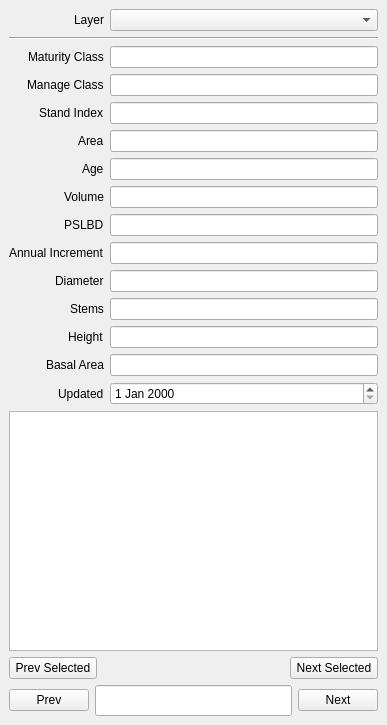
Above: stand_browser_dockwidget_base.ui from homann/stand-browser before the change. Below: the same form after it.
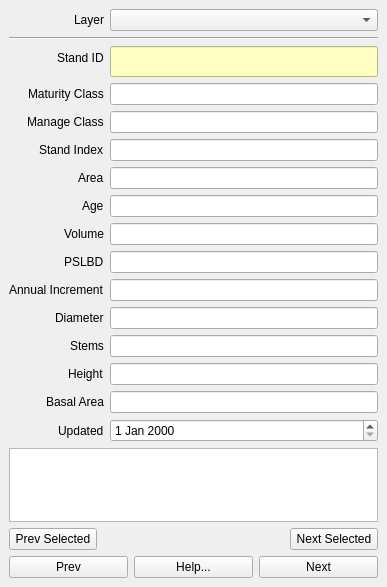
That is the form after the change.

Commit message: Updated GUI and added Help button

Patch:
```diff
--- a/stand_browser_dockwidget_base.ui
+++ b/stand_browser_dockwidget_base.ui
@@ -7,7 +7,7 @@
     <x>0</x>
     <y>0</y>
     <width>387</width>
-    <height>725</height>
+    <height>587</height>
    </rect>
   </property>
   <widget class="QWidget" name="dockWidgetContents">
@@ -27,85 +27,105 @@
       <property name="labelAlignment">
        <set>Qt::AlignRight|Qt::AlignTrailing|Qt::AlignVCenter</set>
       </property>
-      <item row="3" column="0">
+      <item row="4" column="0">
        <widget class="QLabel" name="lblMaturity">
         <property name="text">
          <string>Maturity Class</string>
         </property>
        </widget>
       </item>
-      <item row="3" column="1">
+      <item row="4" column="1">
        <widget class="QLineEdit" name="leMaturity">
         <property name="readOnly">
          <bool>true</bool>
         </property>
        </widget>
       </item>
-      <item row="4" column="0">
+      <item row="5" column="0">
        <widget class="QLabel" name="lblManage">
         <property name="text">
          <string>Manage Class</string>
         </property>
        </widget>
       </item>
-      <item row="4" column="1">
-       <widget class="QLineEdit" name="leManage"/>
-      </item>
-      <item row="5" column="0">
-       <widget class="QLabel" name="lblSi">
-        <property name="text">
-         <string>Stand Index</string>
-        </property>
-       </widget>
-      </item>
       <item row="5" column="1">
-       <widget class="QLineEdit" name="leSi"/>
+       <widget class="QLineEdit" name="leManage">
+        <property name="readOnly">
+         <bool>true</bool>
+        </property>
+       </widget>
       </item>
       <item row="6" column="0">
+       <widget class="QLabel" name="lblSi">
+        <property name="text">
+         <string>Stand Index</string>
+        </property>
+       </widget>
+      </item>
+      <item row="6" column="1">
+       <widget class="QLineEdit" name="leSi">
+        <property name="readOnly">
+         <bool>true</bool>
+        </property>
+       </widget>
+      </item>
+      <item row="7" column="0">
        <widget class="QLabel" name="lblArea">
         <property name="text">
          <string>Area</string>
         </property>
        </widget>
       </item>
-      <item row="6" column="1">
+      <item row="7" column="1">
        <widget class="QLineEdit" name="leArea">
         <property name="readOnly">
          <bool>true</bool>
         </property>
        </widget>
       </item>
-      <item row="7" column="0">
+      <item row="8" column="0">
        <widget class="QLabel" name="lblAge">
         <property name="text">
          <string>Age</string>
         </property>
        </widget>
       </item>
-      <item row="7" column="1">
-       <widget class="QLineEdit" name="leAge"/>
-      </item>
-      <item row="8" column="0">
-       <widget class="QLabel" name="lblVolume">
-        <property name="text">
-         <string>Volume</string>
-        </property>
-       </widget>
-      </item>
       <item row="8" column="1">
-       <widget class="QLineEdit" name="leVolume"/>
+       <widget class="QLineEdit" name="leAge">
+        <property name="readOnly">
+         <bool>true</bool>
+        </property>
+       </widget>
       </item>
       <item row="9" column="0">
-       <widget class="QLabel" name="lblSpecies">
+       <widget class="QLabel" name="lblVolume">
         <property name="text">
-         <string>PSLBD</string>
+         <string>Volume</string>
         </property>
        </widget>
       </item>
       <item row="9" column="1">
-       <widget class="QLineEdit" name="leSpecies"/>
+       <widget class="QLineEdit" name="leVolume">
+        <property name="readOnly">
+         <bool>true</bool>
+        </property>
+       </widget>
       </item>
       <item row="10" column="0">
+       <widget class="QLabel" name="lblSpecies">
+        <property name="text">
+         <string>PSLBD</string>
+        </property>
+       </widget>
+      </item>
+      <item row="10" column="1">
+       <widget class="QLineEdit" name="leSpecies">
+        <property name="readOnly">
+         <bool>true</bool>
+        </property>
+       </widget>
+      </item>
+      <item row="11" column="0">
        <widget class="QLabel" name="lblCAI">
         <property name="text">
          <string>Annual Increment</string>
@@ -115,40 +135,59 @@
         </property>
        </widget>
       </item>
-      <item row="10" column="1">
-       <widget class="QLineEdit" name="leCAI"/>
-      </item>
-      <item row="11" column="0">
-       <widget class="QLabel" name="lblDGV">
-        <property name="text">
-         <string>Diameter</string>
-        </property>
-       </widget>
-      </item>
       <item row="11" column="1">
-       <widget class="QLineEdit" name="leDGV"/>
+       <widget class="QLineEdit" name="leCAI">
+        <property name="styleSheet">
+         <string notr="true"/>
+        </property>
+        <property name="readOnly">
+         <bool>true</bool>
+        </property>
+       </widget>
       </item>
       <item row="12" column="0">
-       <widget class="QLabel" name="lblN">
+       <widget class="QLabel" name="lblDGV">
         <property name="text">
-         <string>Stems</string>
+         <string>Diameter</string>
         </property>
        </widget>
       </item>
       <item row="12" column="1">
-       <widget class="QLineEdit" name="leN"/>
+       <widget class="QLineEdit" name="leDGV">
+        <property name="readOnly">
+         <bool>true</bool>
+        </property>
+       </widget>
       </item>
       <item row="13" column="0">
+       <widget class="QLabel" name="lblN">
+        <property name="text">
+         <string>Stems</string>
+        </property>
+       </widget>
+      </item>
+      <item row="13" column="1">
+       <widget class="QLineEdit" name="leN">
+        <property name="readOnly">
+         <bool>true</bool>
+        </property>
+       </widget>
+      </item>
+      <item row="14" column="0">
        <widget class="QLabel" name="lblH">
         <property name="text">
          <string>Height</string>
         </property>
        </widget>
       </item>
-      <item row="13" column="1">
-       <widget class="QLineEdit" name="leH"/>
+      <item row="14" column="1">
+       <widget class="QLineEdit" name="leH">
+        <property name="readOnly">
+         <bool>true</bool>
+        </property>
+       </widget>
       </item>
-      <item row="15" column="0">
+      <item row="16" column="0">
        <widget class="QLabel" name="lblUpdated">
         <property name="enabled">
          <bool>true</bool>
@@ -158,13 +197,17 @@
         </property>
        </widget>
       </item>
-      <item row="15" column="1">
+      <item row="16" column="1">
        <widget class="QDateEdit" name="deUpdated"/>
       </item>
-      <item row="14" column="1">
-       <widget class="QLineEdit" name="leG"/>
+      <item row="15" column="1">
+       <widget class="QLineEdit" name="leG">
+        <property name="readOnly">
+         <bool>true</bool>
+        </property>
+       </widget>
       </item>
-      <item row="14" column="0">
+      <item row="15" column="0">
        <widget class="QLabel" name="lblG">
         <property name="text">
          <string>Basal Area</string>
@@ -188,10 +231,35 @@
         </property>
        </widget>
       </item>
+      <item row="3" column="1">
+       <widget class="QLineEdit" name="leActive">
+        <property name="font">
+         <font>
+          <pointsize>14</pointsize>
+          <weight>75</weight>
+          <bold>true</bold>
+         </font>
+        </property>
+        <property name="styleSheet">
+         <string notr="true">QLineEdit{ background: rgb(255, 255, 195);  }</string>
+        </property>
+       </widget>
+      </item>
+      <item row="3" column="0">
+       <widget class="QLabel" name="lblActive">
+        <property name="text">
+         <string>Stand ID</string>
+        </property>
+       </widget>
+      </item>
      </layout>
     </item>
     <item row="3" column="0" colspan="4">
-     <widget class="QPlainTextEdit" name="teComment"/>
+     <widget class="QPlainTextEdit" name="teComment">
+      <property name="readOnly">
+       <bool>true</bool>
+      </property>
+     </widget>
     </item>
     <item row="5" column="0" colspan="4">
      <layout class="QGridLayout" name="glActive">
@@ -213,16 +281,9 @@
        </widget>
       </item>
       <item row="4" column="1">
-       <widget class="QLineEdit" name="leActive">
-        <property name="font">
-         <font>
-          <pointsize>14</pointsize>
-          <weight>75</weight>
-          <bold>true</bold>
-         </font>
-        </property>
-        <property name="alignment">
-         <set>Qt::AlignCenter</set>
+       <widget class="QPushButton" name="pbHelp">
+        <property name="text">
+         <string>Help...</string>
         </property>
        </widget>
       </item>
```
Left out of the diff: 3 changed lines with no effect on the pictures. The commit also changes 30 other files.
